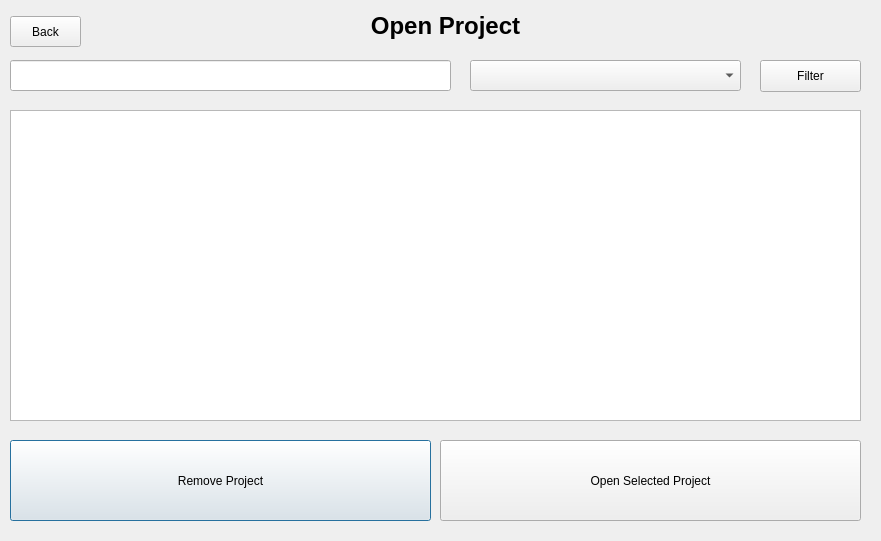
SteffWalker/Project-System, file TrekStar/openproject.ui: the form before one commit.
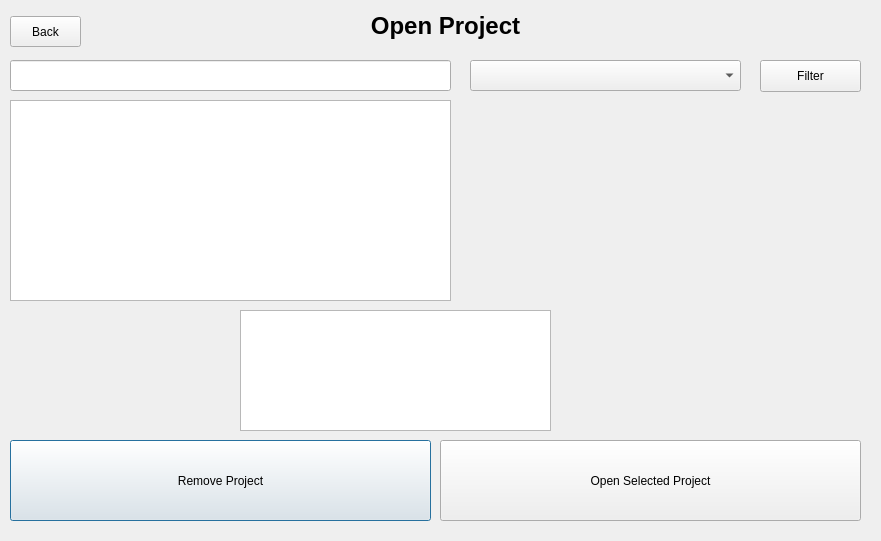
The form after the commit.

```diff
--- a/TrekStar/openproject.ui
+++ b/TrekStar/openproject.ui
@@ -42,10 +42,10 @@
   <widget class="QListWidget" name="lstProjects">
    <property name="geometry">
     <rect>
-     <x>10</x>
-     <y>110</y>
-     <width>851</width>
-     <height>311</height>
+     <x>240</x>
+     <y>310</y>
+     <width>311</width>
+     <height>121</height>
     </rect>
    </property>
   </widget>
@@ -118,6 +118,16 @@
     <string>Back</string>
    </property>
   </widget>
+  <widget class="QTableWidget" name="tblProjects">
+   <property name="geometry">
+    <rect>
+     <x>10</x>
+     <y>100</y>
+     <width>441</width>
+     <height>201</height>
+    </rect>
+   </property>
+  </widget>
  </widget>
  <resources/>
  <connections/>
```
